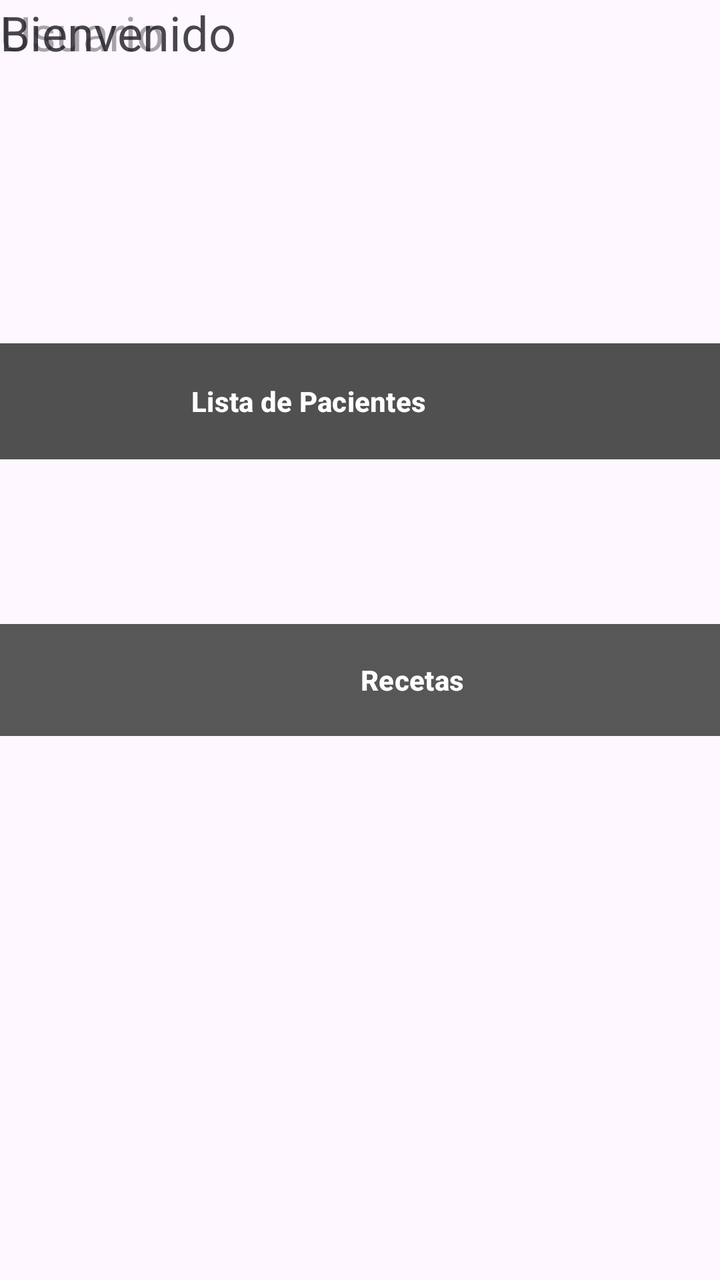
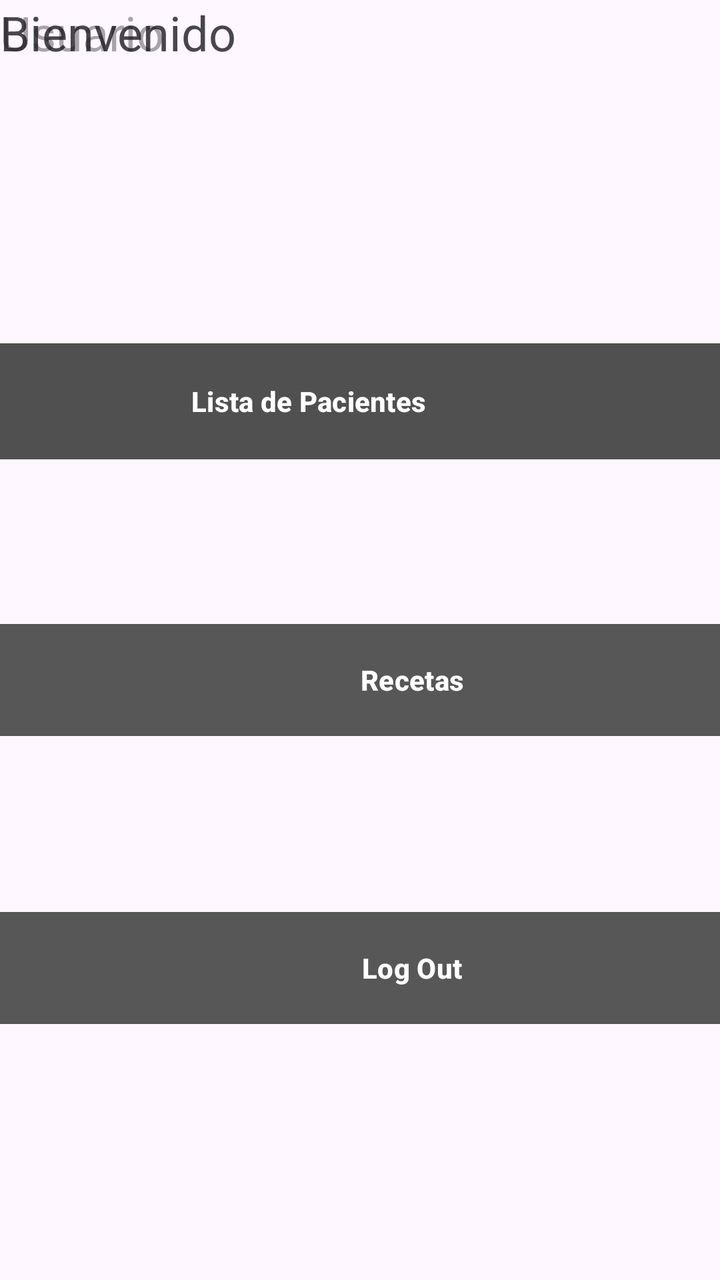

Screens rendered from an Android XML layout before and after an edit, with the pre-edit source and the edit as a unified diff.
<!-- AndroidManifest.xml: application theme Theme.MobilesVC -->
<!-- res/layout/main_menu_view.xml -->
<?xml version="1.0" encoding="utf-8"?>
<androidx.constraintlayout.widget.ConstraintLayout xmlns:android="http://schemas.android.com/apk/res/android"
    xmlns:app="http://schemas.android.com/apk/res-auto"
    xmlns:tools="http://schemas.android.com/tools"
    android:layout_width="match_parent"
    android:layout_height="match_parent"
    tools:layout_editor_absoluteX="-35dp"
    tools:layout_editor_absoluteY="186dp">

    <Button
        android:id="@+id/vPacientes"
        android:layout_width="412dp"
        android:layout_height="66dp"
        android:backgroundTint="#505050"
        android:paddingVertical="14dp"
        android:text="Lista de Pacientes"
        android:textStyle="bold"
        app:cornerRadius="@dimen/item_transform_image_length"
        app:layout_constraintBottom_toTopOf="@+id/vRecetas"
        app:layout_constraintEnd_toEndOf="parent"
        app:layout_constraintHorizontal_bias="1.0"
        app:layout_constraintStart_toStartOf="parent"
        app:layout_constraintTop_toTopOf="parent"
        app:layout_constraintVertical_bias="0.693" />

    <Button
        android:id="@+id/vRecetas"
        android:layout_width="412dp"
        android:layout_height="64dp"
        android:layout_marginTop="48dp"
        android:layout_marginBottom="268dp"
        android:backgroundTint="#575757"
        android:paddingVertical="14dp"
        android:text="Recetas"
        android:textStyle="bold"
        app:cornerRadius="@dimen/item_transform_image_length"
        app:layout_constraintBottom_toBottomOf="parent"
        app:layout_constraintEnd_toEndOf="parent"
        app:layout_constraintHorizontal_bias="0.0"
        app:layout_constraintStart_toStartOf="parent"
        app:layout_constraintTop_toBottomOf="@+id/etClave" />

    <TextView
        android:id="@+id/textView"
        android:layout_width="131dp"
        android:layout_height="33dp"
        android:text="Bienvenido"
        android:textSize="24sp"
        tools:layout_editor_absoluteX="69dp"
        tools:layout_editor_absoluteY="69dp" />

    <TextView
        android:id="@+id/vCurrentUser"
        android:layout_width="157dp"
        android:layout_height="34dp"
        android:hint="Usuario"
        android:textSize="24sp"
        tools:layout_editor_absoluteX="218dp"
        tools:layout_editor_absoluteY="69dp" />

</androidx.constraintlayout.widget.ConstraintLayout>
<!-- resources referenced by this layout -->
<resources>
  <style name="Theme.MobilesVC" parent="Base.Theme.MobilesVC" />
  <style name="Base.Theme.MobilesVC" parent="Theme.Material3.DayNight.NoActionBar">
          
          
      </style>
</resources>

<!-- the commit's change to res/layout/main_menu_view.xml (unified diff, before → after) -->
@@ -6,6 +6,23 @@
     android:layout_height="match_parent"
     tools:layout_editor_absoluteX="-35dp"
     tools:layout_editor_absoluteY="186dp">
+
+    <Button
+        android:id="@+id/vLogOut"
+        android:layout_width="412dp"
+        android:layout_height="64dp"
+        android:layout_marginTop="48dp"
+        android:layout_marginBottom="124dp"
+        android:backgroundTint="#575757"
+        android:paddingVertical="14dp"
+        android:text="Log Out"
+        android:textStyle="bold"
+        app:cornerRadius="@dimen/item_transform_image_length"
+        app:layout_constraintBottom_toBottomOf="parent"
+        app:layout_constraintEnd_toEndOf="parent"
+        app:layout_constraintHorizontal_bias="0.0"
+        app:layout_constraintStart_toStartOf="parent"
+        app:layout_constraintTop_toBottomOf="@+id/etClave" />
 
     <Button
         android:id="@+id/vPacientes"
